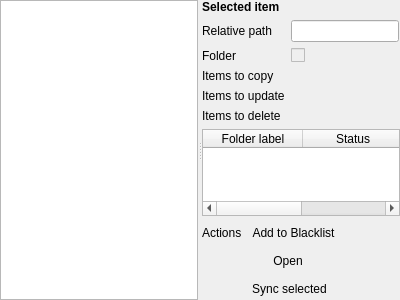
Old version of the form ui/analyseform.ui in the repository matus-tomlein/synkron.
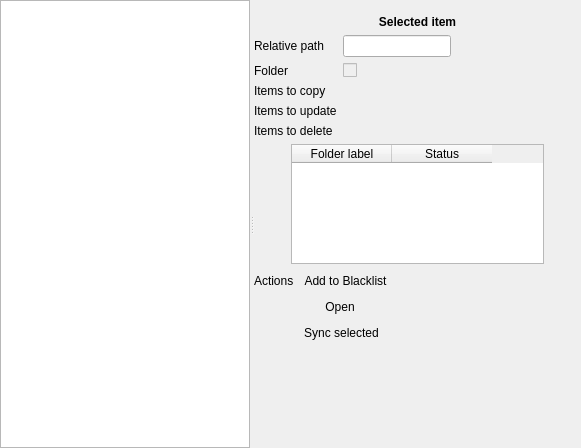
New version of the form. Icons and pictures are not drawn.

Patch:
```diff
--- a/ui/analyseform.ui
+++ b/ui/analyseform.ui
@@ -6,8 +6,8 @@
    <rect>
     <x>0</x>
     <y>0</y>
-    <width>400</width>
-    <height>300</height>
+    <width>581</width>
+    <height>448</height>
    </rect>
   </property>
   <property name="windowTitle">
@@ -37,6 +37,22 @@
      </widget>
      <widget class="QWidget" name="verticalLayoutWidget">
       <layout class="QVBoxLayout" name="verticalLayout_2">
+       <item>
+        <spacer name="verticalSpacer_2">
+         <property name="orientation">
+          <enum>Qt::Vertical</enum>
+         </property>
+         <property name="sizeType">
+          <enum>QSizePolicy::Minimum</enum>
+         </property>
+         <property name="sizeHint" stdset="0">
+          <size>
+           <width>20</width>
+           <height>15</height>
+          </size>
+         </property>
+        </spacer>
+       </item>
        <item>
         <widget class="QLabel" name="label_2">
          <property name="sizePolicy">
@@ -48,6 +64,9 @@
          <property name="text">
           <string>&lt;b&gt;Selected item&lt;/b&gt;</string>
          </property>
+         <property name="alignment">
+          <set>Qt::AlignCenter</set>
+         </property>
         </widget>
        </item>
        <item>
@@ -116,7 +135,28 @@
         </layout>
        </item>
        <item>
+        <layout class="QHBoxLayout" name="horizontalLayout">
+         <item>
+          <spacer name="horizontalSpacer">
+           <property name="orientation">
+            <enum>Qt::Horizontal</enum>
+           </property>
+           <property name="sizeHint" stdset="0">
+            <size>
+             <width>40</width>
+             <height>20</height>
+            </size>
+           </property>
+          </spacer>
+         </item>
+         <item>
         <widget class="QTableWidget" name="folders_table">
+           <property name="maximumSize">
+            <size>
+             <width>16777215</width>
+             <height>120</height>
+            </size>
+           </property>
          <property name="showGrid">
           <bool>false</bool>
          </property>
@@ -136,10 +176,28 @@
         </widget>
        </item>
        <item>
+          <spacer name="horizontalSpacer_2">
+           <property name="orientation">
+            <enum>Qt::Horizontal</enum>
+           </property>
+           <property name="sizeHint" stdset="0">
+            <size>
+             <width>40</width>
+             <height>20</height>
+            </size>
+           </property>
+          </spacer>
+         </item>
+        </layout>
+       </item>
+       <item>
         <layout class="QFormLayout" name="formLayout">
          <property name="fieldGrowthPolicy">
           <enum>QFormLayout::FieldsStayAtSizeHint</enum>
          </property>
+         <property name="verticalSpacing">
+          <number>4</number>
+         </property>
          <item row="0" column="0">
           <widget class="QLabel" name="label_3">
            <property name="text">
```
Lines whose indentation alone changed are shown as unchanged.
